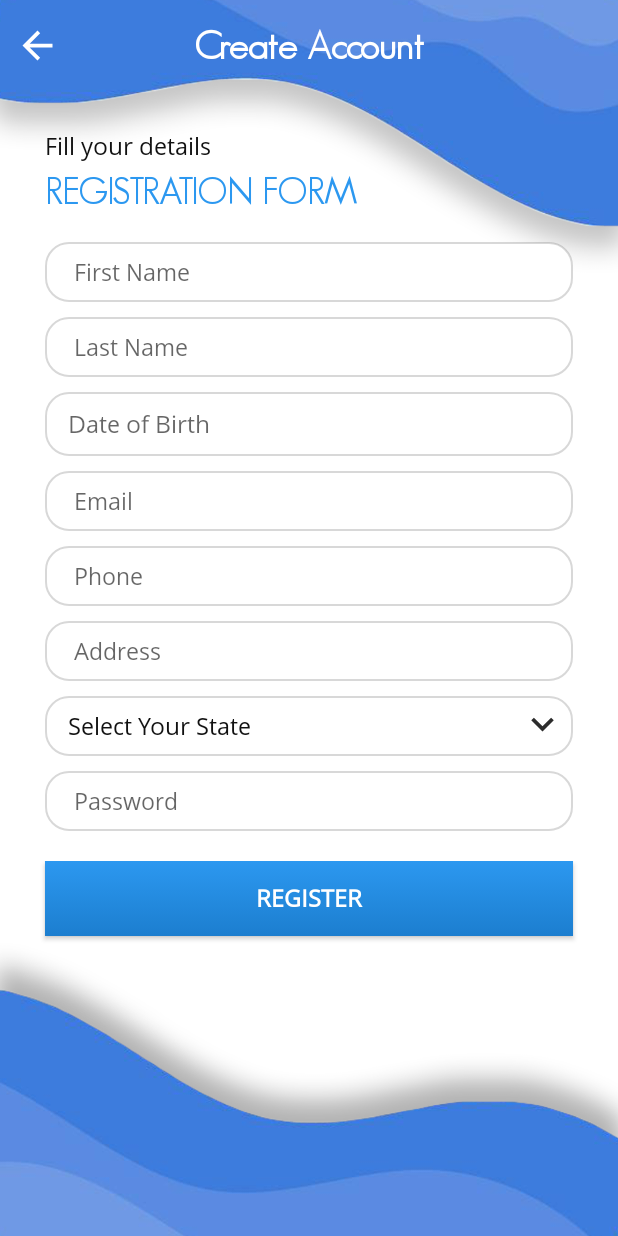
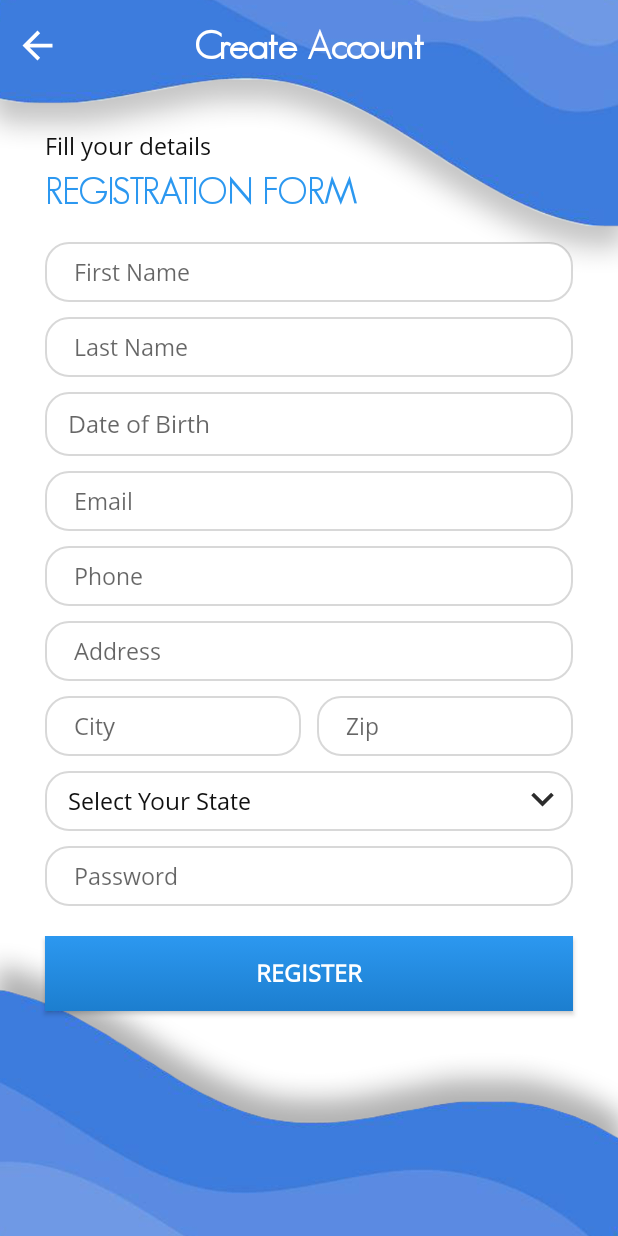
Before and after one commit to MHarisU/MedService, an Android app: the PatientRegisterActivity screen opened directly, with no data from a screen before it, on a phone screen of 412 x 824 dp. Run offline under Robolectric (Android 15) with nearby library versions, the phone set to English and light mode, and no system bars; our stand-ins replace Volley.

Commit message:
1.0.1 V 22th Fab 2021

```diff
--- a/app/src/main/java/com/med/medservice/Models/ProductLabs/LabHorizAdapter.java
+++ b/app/src/main/java/com/med/medservice/Models/ProductLabs/LabHorizAdapter.java
@@ -25,6 +25,7 @@ public class LabHorizAdapter extends RecyclerView.Adapter<LabHorizAdapter.LabsHo
     ArrayList<LabsList> list;
     Context context;
     View view;
+
 
     public LabHorizAdapter() {
     }
--- a/app/src/main/java/com/med/medservice/PatientRegisterActivity.java
+++ b/app/src/main/java/com/med/medservice/PatientRegisterActivity.java
@@ -35,6 +35,8 @@ import org.json.JSONArray;
 import org.json.JSONException;
 import org.json.JSONObject;
 
+import java.io.IOException;
+import java.io.InputStream;
 import java.text.SimpleDateFormat;
 import java.util.Calendar;
 import java.util.HashMap;
@@ -86,13 +88,48 @@ public class PatientRegisterActivity extends AppCompatActivity {
 
     }
 
+    public String loadJSONFromAsset() {
+        String json = null;
+        try {
+            InputStream is = getAssets().open("states_json.json");
+            int size = is.available();
+            byte[] buffer = new byte[size];
+            is.read(buffer);
+            is.close();
+            json = new String(buffer, "UTF-8");
+        } catch (IOException ex) {
+            ex.printStackTrace();
+            return null;
+        }
+        return json;
+    }
+
     private void SetupDoctorSpinner() {
-        stateNames = new String[5];
-        stateNames[0] = "Select Your State";
-        stateNames[1] = "Alaska";
-        stateNames[2] = "Arizona Arkansas";
-        stateNames[3] = "California";
-        stateNames[4] = "Colorado";
+
+        try {
+
+            JSONArray parent = new JSONArray(loadJSONFromAsset());
+            stateNames = new String[parent.length()+1];
+
+            stateNames[0] = "Select Your State";
+            for (int i = 0; i < parent.length(); i++) {
+
+
+                JSONObject child = parent.getJSONObject(i);
+                stateNames[i+1] = child.getString("name");
+
+            }
+
+        } catch (JSONException e) {
+            e.printStackTrace();
+        }
+
+//
+//        stateNames[0] = "Select Your State";
+//        stateNames[1] = "Alaska";
+//        stateNames[2] = "Arizona Arkansas";
+//        stateNames[3] = "California";
+//        stateNames[4] = "Colorado";
 
         ArrayAdapter<String> adapter = new ArrayAdapter<>(this,
                 R.layout.spinner_item, stateNames);
@@ -334,7 +371,7 @@ public class PatientRegisterActivity extends AppCompatActivity {
             }
         };
 
-        new DatePickerDialog(PatientRegisterActivity.this, dateSetListener, calendar.get(Calendar.YEAR), calendar.get(Calendar.MONTH), calendar.get(Calendar.DAY_OF_MONTH)).show();
+        new DatePickerDialog(PatientRegisterActivity.this, AlertDialog.THEME_HOLO_LIGHT, dateSetListener, calendar.get(Calendar.YEAR), calendar.get(Calendar.MONTH), calendar.get(Calendar.DAY_OF_MONTH)).show();
 
 
     }
--- a/app/src/main/res/layout/activity_labs.xml
+++ b/app/src/main/res/layout/activity_labs.xml
@@ -1408,7 +1408,7 @@
             android:layout_width="match_parent"
             android:layout_height="wrap_content"
             android:orientation="vertical"
-            android:visibility="gone">
+            android:visibility="visible">
 
 
             <LinearLayout
@@ -2194,7 +2194,7 @@
 
             <LinearLayout
 
-
+                android:visibility="gone"
                 android:layout_width="match_parent"
                 android:layout_height="wrap_content"
                 android:layout_gravity="center_vertical"
@@ -2235,6 +2235,7 @@
 
 
             <androidx.recyclerview.widget.RecyclerView
+                android:visibility="gone"
                 android:id="@+id/recentBoughtRecycler"
                 android:layout_width="match_parent"
                 android:layout_height="wrap_content">
--- a/app/src/main/res/layout/activity_patient_register.xml
+++ b/app/src/main/res/layout/activity_patient_register.xml
@@ -20,8 +20,8 @@
 
     <ScrollView
         android:layout_width="match_parent"
-        android:layout_height="match_parent"
-        >
+        android:layout_height="match_parent">
+
         <LinearLayout
             android:id="@+id/mainLinearLayout"
             android:layout_width="match_parent"
@@ -253,6 +253,45 @@
                     android:textColor="#000"
                     android:textSize="15sp" />
 
+                <LinearLayout
+                    android:layout_width="match_parent"
+                    android:layout_height="40dp"
+                    android:layout_marginTop="10dp"
+                    android:orientation="horizontal">
+
+                    <EditText
+                        android:id="@+id/citytext"
+                        android:layout_width="match_parent"
+                        android:layout_height="40dp"
+
+                        android:layout_gravity="center"
+                        android:layout_marginEnd="5dp"
+                        android:layout_weight="1"
+                        android:background="@drawable/black_stock_white_background"
+                        android:fontFamily="@font/open_sans_regular"
+                        android:hint=" City"
+                        android:inputType="textPostalAddress"
+                        android:paddingStart="15dp"
+                        android:textColor="#000"
+                        android:textSize="15sp" />
+
+                    <EditText
+                        android:id="@+id/ziptext"
+                        android:layout_width="match_parent"
+                        android:layout_marginStart="5dp"
+                        android:layout_height="40dp"
+                        android:layout_gravity="center"
+                        android:layout_weight="1"
+                        android:background="@drawable/black_stock_white_background"
+                        android:fontFamily="@font/open_sans_regular"
+                        android:hint=" Zip"
+                        android:inputType="number"
+                        android:paddingStart="15dp"
+                        android:textColor="#000"
+                        android:textSize="15sp" />
+
+                </LinearLayout>
+
                 <RelativeLayout
                     android:layout_width="match_parent"
                     android:layout_height="40dp"
@@ -348,12 +387,12 @@
             </LinearLayout>
 
             <LinearLayout
-                android:visibility="gone"
                 android:layout_width="match_parent"
                 android:layout_height="wrap_content"
                 android:layout_marginTop="10dp"
                 android:gravity="center"
-                android:orientation="horizontal">
+                android:orientation="horizontal"
+                android:visibility="gone">
 
                 <LinearLayout
                     android:layout_width="match_parent"
@@ -386,7 +425,6 @@
             </LinearLayout>
 
 
-
         </LinearLayout>
 
 
@@ -395,15 +433,15 @@
 
     <LinearLayout
 
-        android:visibility="gone"
-        android:layout_marginBottom="10dp"
-        android:layout_alignParentBottom="true"
-        android:gravity="center_vertical"
-        android:orientation="horizontal"
         android:layout_width="match_parent"
         android:layout_height="wrap_content"
+        android:layout_alignParentBottom="true"
         android:layout_marginTop="10dp"
-        android:onClick="OpenLogin">
+        android:layout_marginBottom="10dp"
+        android:gravity="center_vertical"
+        android:onClick="OpenLogin"
+        android:orientation="horizontal"
+        android:visibility="gone">
 
         <ImageView
             android:layout_width="40dp"
--- a/app/src/main/res/layout/medicine_list_row.xml
+++ b/app/src/main/res/layout/medicine_list_row.xml
@@ -31,7 +31,7 @@
                 android:scaleType="fitCenter"
                 android:padding="10dp"
                 android:layout_width="match_parent"
-                android:layout_height="120dp"
+                android:layout_height="80dp"
                 android:layout_marginTop="0dp"
                 android:src="@drawable/vitamic_c" />
 
```
Also changed, not shown: app/src/main/AndroidManifest.xml (+12 -2 lines), app/src/main/assets/states_json.json (added, +238 -0 lines), app/src/main/java/com/med/medservice/CheckoutActivity.java (+30 -0 lines), app/src/main/java/com/med/medservice/LabsActivity.java (+2 -20 lines), app/src/main/java/com/med/medservice/Models/Category/CategorySquareAdapter.java (added, +113 -0 lines), app/src/main/res/layout/activity_checkout.xml (+4 -4 lines), app/src/main/res/layout/category_square_row.xml (added, +61 -0 lines), 1 other file.
